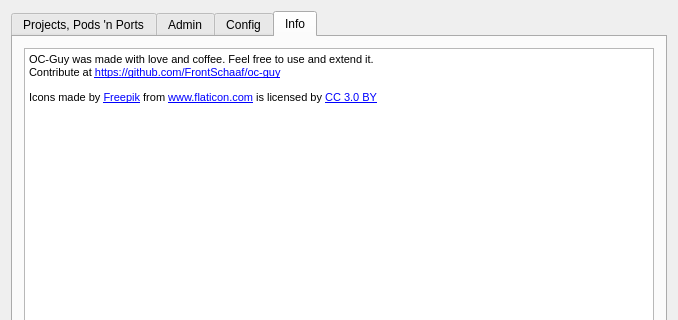
Old version of the form guy.ui in the repository reinhardt-s/oc-guy; both pictures show x 0 to 678 and y 0 to 320 of the 678 by 705 pixel window.
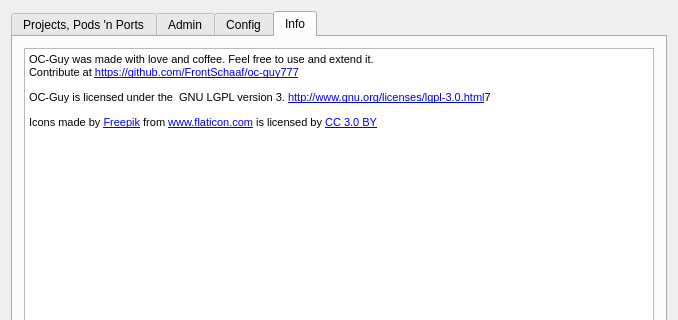
New version of the form. The open tabs and pages were chosen to show the change.

The edit to the form file:
```diff
--- a/guy.ui
+++ b/guy.ui
@@ -421,13 +421,14 @@
       </attribute>
       <layout class="QGridLayout" name="gridLayout_13">
        <item row="0" column="0">
-        <widget class="QTextBrowser" name="textBrowser">
+        <widget class="QTextEdit" name="textEdit">
          <property name="html">
           <string>&lt;!DOCTYPE HTML PUBLIC &quot;-//W3C//DTD HTML 4.0//EN&quot; &quot;http://www.w3.org/TR/REC-html40/strict.dtd&quot;&gt;
 &lt;html&gt;&lt;head&gt;&lt;meta name=&quot;qrichtext&quot; content=&quot;1&quot; /&gt;&lt;style type=&quot;text/css&quot;&gt;
 p, li { white-space: pre-wrap; }
 &lt;/style&gt;&lt;/head&gt;&lt;body style=&quot; font-family:'MS Shell Dlg 2'; font-size:8.25pt; font-weight:400; font-style:normal;&quot;&gt;
-&lt;p style=&quot; margin-top:12px; margin-bottom:0px; margin-left:0px; margin-right:0px; -qt-block-indent:0; text-indent:0px;&quot;&gt;OC-Guy was made with love and coffee. Feel free to use and extend it.&lt;br /&gt;Contribute at &lt;a href=&quot;https://github.com/FrontSchaaf/oc-guy&quot;&gt;&lt;span style=&quot; font-size:8pt; text-decoration: underline; color:#0000ff;&quot;&gt;https://github.com/FrontSchaaf/oc-guy&lt;/span&gt;&lt;/a&gt;&lt;/p&gt;
+&lt;p style=&quot; margin-top:12px; margin-bottom:0px; margin-left:0px; margin-right:0px; -qt-block-indent:0; text-indent:0px;&quot;&gt;OC-Guy was made with love and coffee. Feel free to use and extend it.&lt;br /&gt;Contribute at &lt;a href=&quot;https://github.com/FrontSchaaf/oc-guy&quot;&gt;&lt;span style=&quot; font-size:8pt; text-decoration: underline; color:#0000ff;&quot;&gt;https://github.com/FrontSchaaf/oc-guy77&lt;/span&gt;&lt;/a&gt;&lt;span style=&quot; font-size:8pt; text-decoration: underline; color:#0000ff;&quot;&gt;7&lt;/span&gt;&lt;/p&gt;
+&lt;p style=&quot; margin-top:12px; margin-bottom:0px; margin-left:0px; margin-right:0px; -qt-block-indent:0; text-indent:0px;&quot;&gt;OC-Guy is&lt;span style=&quot; font-size:8pt;&quot;&gt; licensed under the  GNU LGPL version 3. &lt;/span&gt;&lt;a href=&quot;http://www.gnu.org/licenses/lgpl-3.0.html&quot;&gt;&lt;span style=&quot; font-size:8pt; text-decoration: underline; color:#0000ff;&quot;&gt;http://www.gnu.org/licenses/lgpl-3.0.html&lt;/span&gt;&lt;/a&gt;&lt;span style=&quot; font-size:8pt;&quot;&gt;7&lt;/span&gt;&lt;/p&gt;
 &lt;p style=&quot; margin-top:12px; margin-bottom:0px; margin-left:0px; margin-right:0px; -qt-block-indent:0; text-indent:0px;&quot;&gt;Icons made by &lt;a href=&quot;https://www.freepik.com&quot;&gt;&lt;span style=&quot; text-decoration: underline; color:#0000ff;&quot;&gt;Freepik&lt;/span&gt;&lt;/a&gt; from &lt;a href=&quot;https://www.flaticon.com/&quot;&gt;&lt;span style=&quot; text-decoration: underline; color:#0000ff;&quot;&gt;www.flaticon.com&lt;/span&gt;&lt;/a&gt; is licensed by &lt;a href=&quot;http://creativecommons.org/licenses/by/3.0/&quot;&gt;&lt;span style=&quot; text-decoration: underline; color:#0000ff;&quot;&gt;CC 3.0 BY&lt;/span&gt;&lt;/a&gt;&lt;/p&gt;&lt;/body&gt;&lt;/html&gt;</string>
          </property>
         </widget>
```
